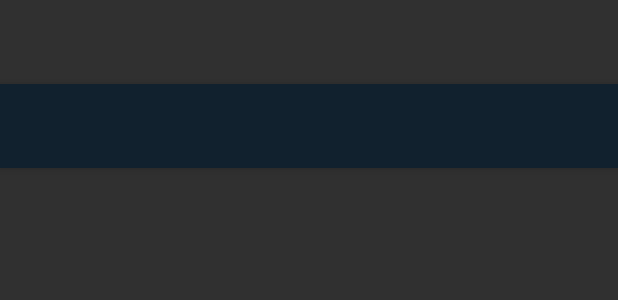
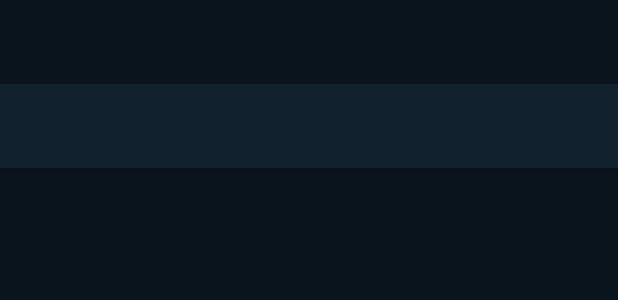
Before and after one commit to zachcheatham/rnet-remote-android, an Android app: the layout activity_main.xml on its own in the app's theme, with its tools: preview values and no code run, on a phone screen of 412 x 824 dp. Shown: the top 300 px of the screen. Run offline under Robolectric (Android 15) with nearby library versions, the phone set to English and light mode, and no system bars.

Commit message:
Theme improvements

```diff
--- a/app/src/main/java/zachcheatham/me/rnetremote/SelectServerDialogFragment.java
+++ b/app/src/main/java/zachcheatham/me/rnetremote/SelectServerDialogFragment.java
@@ -12,6 +12,7 @@ import android.support.annotation.Nullable;
 import android.support.v4.app.DialogFragment;
 import android.support.v7.widget.LinearLayoutManager;
 import android.support.v7.widget.RecyclerView;
+import android.view.ContextThemeWrapper;
 import android.view.LayoutInflater;
 import android.view.View;
 import android.view.ViewGroup;
@@ -73,7 +74,7 @@ public class SelectServerDialogFragment extends DialogFragment implements Server
     {
         LayoutInflater inflater = getActivity().getLayoutInflater();
 
-        AlertDialog.Builder builder = new AlertDialog.Builder(getActivity());
+        AlertDialog.Builder builder = new AlertDialog.Builder(new ContextThemeWrapper(getContext(), R.style.AppTheme_Dialog));
         builder.setTitle(R.string.dialog_change_server);
 
         View view = inflater.inflate(R.layout.dialog_fragment_select_server, null);
--- a/app/src/main/res/layout/activity_main.xml
+++ b/app/src/main/res/layout/activity_main.xml
@@ -6,6 +6,7 @@
                                                  android:layout_width="match_parent"
                                                  android:layout_height="match_parent"
                                                  android:fitsSystemWindows="true"
+                                                 android:animateLayoutChanges="true"
                                                  tools:context="zachcheatham.me.rnetremote.MainActivity">
 
     <android.support.design.widget.AppBarLayout
@@ -30,36 +31,32 @@
         android:layout_width="wrap_content"
         android:layout_height="wrap_content"
         android:layout_gravity="center"
-        android:animateLayoutChanges="true"
         android:gravity="center"
         android:orientation="vertical"
-        android:visibility="gone">
+        android:visibility="gone"
+        android:animateLayoutChanges="true">
 
         <ProgressBar
             style="?android:attr/progressBarStyle"
             android:layout_width="wrap_content"
             android:layout_height="wrap_content"
-            android:layout_weight="1"/>
+            />
 
         <TextView
             android:id="@+id/text_view_connecting_placeholder_notice"
             android:layout_width="wrap_content"
             android:layout_height="wrap_content"
-            android:layout_marginTop="@dimen/generic_spacing"
-            android:layout_weight="1"
+            android:layout_marginTop="@dimen/placeholder_spacing_group"
             android:text="@string/notice_connecting_long"
             android:textAppearance="@style/TextAppearance.AppCompat.Medium"
-            android:textColor="?android:attr/textColorSecondaryNoDisable"
+            android:textColor="@color/colorPlaceholderText"
             android:visibility="gone"/>
 
         <Button
             android:id="@+id/button_connecting_placeholder_connect"
-            android:layout_width="match_parent"
+            style="?attr/borderlessButtonStyle"
+            android:layout_width="wrap_content"
             android:layout_height="wrap_content"
-            android:layout_weight="1"
-            android:background="?android:attr/selectableItemBackground"
-            android:paddingLeft="@dimen/button_horizontal_padding"
-            android:paddingRight="@dimen/button_horizontal_padding"
             android:text="@string/action_change_server"
             android:textColor="@color/colorAccent"
             android:visibility="gone"/>
--- a/app/src/main/res/values/colors.xml
+++ b/app/src/main/res/values/colors.xml
@@ -1,8 +1,12 @@
 <?xml version="1.0" encoding="utf-8"?>
 <resources>
     <color name="colorPrimary">#11212E</color>
-    <color name="colorPrimaryDark">#000815</color>
+    <color name="colorPrimaryDark">#0C1823</color>
+    <color name="colorPrimaryDarker">#0A141D</color>
     <color name="colorAccent">#f9a825</color>
+    <color name="colorDialog">#0F1D29</color>
+
+    <color name="colorPlaceholderText">#889097</color>
 
     <color name="colorError">#F44336</color>
 </resources>
--- a/app/src/main/res/values/dimens.xml
+++ b/app/src/main/res/values/dimens.xml
@@ -12,7 +12,5 @@
     <dimen name="list_text_left_padding">16dp</dimen>
     <dimen name="list_single_line_text_size">16sp</dimen>
 
-    <dimen name="button_horizontal_padding">16dp</dimen>
-
-    <dimen name="generic_spacing">24dp</dimen>
+    <dimen name="placeholder_spacing_group">32dp</dimen>
 </resources>
--- a/app/src/main/res/values/strings.xml
+++ b/app/src/main/res/values/strings.xml
@@ -1,5 +1,5 @@
 <resources>
-    <string name="app_name">RNET Remote</string>
+    <string name="app_name">RNet Remote</string>
     <string name="action_cancel">Cancel</string>
     <string name="action_change_server">Change Controller</string>
     <string name="action_power_all">On/Off All</string>
--- a/app/src/main/res/values/styles.xml
+++ b/app/src/main/res/values/styles.xml
@@ -4,6 +4,8 @@
         <item name="colorPrimary">@color/colorPrimary</item>
         <item name="colorPrimaryDark">@color/colorPrimaryDark</item>
         <item name="colorAccent">@color/colorAccent</item>
+        <item name="android:windowBackground">@color/colorPrimaryDarker</item>
+        <item name="android:colorBackground">@color/colorPrimaryDarker</item>
     </style>
 
     <style name="AppTheme.NoActionBar">
@@ -13,4 +15,9 @@
 
     <style name="AppTheme.AppBarOverlay" parent="ThemeOverlay.AppCompat.Dark.ActionBar"/>
     <style name="AppTheme.PopupOverlay" parent="ThemeOverlay.AppCompat.Light"/>
+
+    <style name="AppTheme.Dialog" parent="Theme.AppCompat.Dialog">
+        <item name="android:background">@color/colorDialog</item>
+        <item name="colorAccent">@color/colorAccent</item>
+    </style>
 </resources>
```
